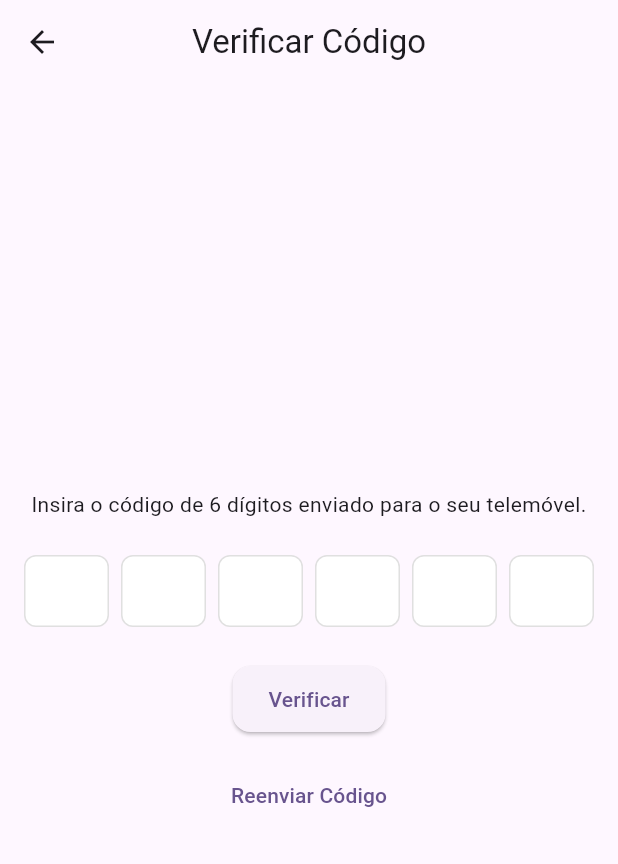
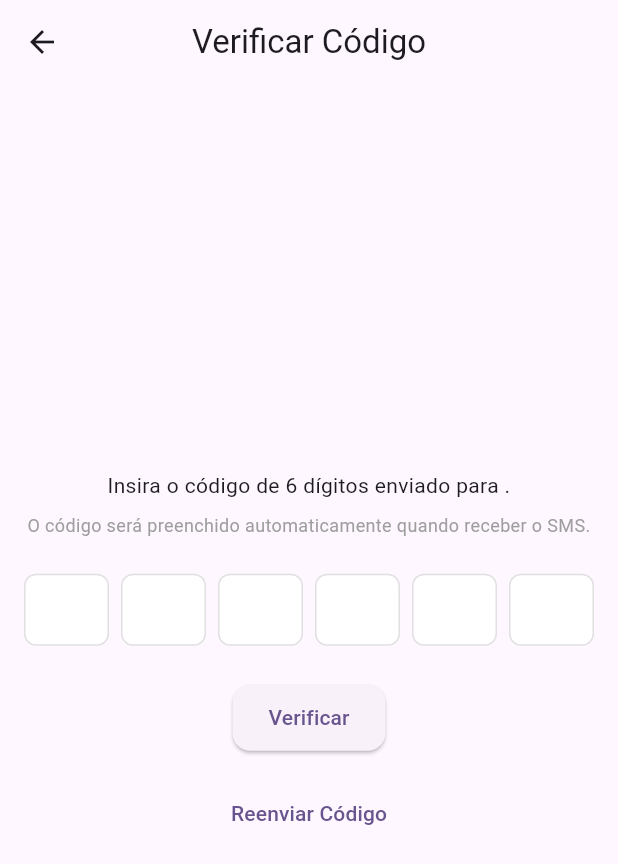
Before and after one commit to barnir/wishlist, a Flutter app: the OTPScreen screen opened directly with empty values, after a tap on "Verificar", on a phone screen of 412 x 824 dp. Shown: the top 864 px of the screen. Run offline on Flutter 3.47's test engine with Material 3 defaults, Android fonts, the phone set to English and light mode, and no system bars; drawn by our look-alikes of sms_autofill; our stand-ins replace cached_network_image, flutter_cache_manager, flutter_contacts, flutter_dotenv, google_sign_in, image_picker and 5 more; missing offline and left inert: flutter_sharing_intent; accounts and stored records are empty; statements that could not run were skipped.

Commit message:
feat: Update phone number verification flow with improved UI and SMS permission handling

```diff
--- a/lib/main.dart
+++ b/lib/main.dart
@@ -111,7 +111,6 @@ class _MyAppState extends State<MyApp> {
       darkTheme: darkAppTheme,
       themeMode: ThemeMode.system, // Adapta-se ao tema do sistema
       routes: {
-        '/': (_) => const HomeScreen(),
         '/login': (_) => const LoginScreen(),
         '/register': (_) => const RegisterScreen(),
         '/profile': (_) => const ProfileScreen(),
--- a/lib/screens/otp_screen.dart
+++ b/lib/screens/otp_screen.dart
@@ -1,5 +1,7 @@
 import 'package:flutter/material.dart';
+import 'package:flutter/services.dart';
 import 'package:sms_autofill/sms_autofill.dart';
+import 'package:permission_handler/permission_handler.dart';
 import 'package:wishlist_app/services/auth_service.dart';
 
 class OTPScreen extends StatefulWidget {
@@ -19,12 +21,41 @@ class _OTPScreenState extends State<OTPScreen> {
   @override
   void initState() {
     super.initState();
-    _listenForCode();
+    _initSmsListener();
   }
 
-  void _listenForCode() async {
+  void _initSmsListener() async {
     try {
+      // Request SMS permissions
+      final smsPermission = await Permission.sms.status;
+      debugPrint('SMS Permission status: $smsPermission');
+
+      if (smsPermission != PermissionStatus.granted) {
+        final result = await Permission.sms.request();
+        debugPrint('SMS Permission request result: $result');
+
+        if (result != PermissionStatus.granted) {
+          debugPrint('SMS permission denied, auto-fill may not work');
+          // Show user message about manual entry
+          if (mounted) {
+            ScaffoldMessenger.of(context).showSnackBar(
+              const SnackBar(
+                content: Text('Permissão de SMS negada. Terá de inserir o código manualmente.'),
+              ),
+            );
+          }
+          return;
+        }
+      }
+
+      // Get app signature first
+      final signature = await SmsAutoFill().getAppSignature;
+      debugPrint('App signature: $signature');
+
+      // Start listening for SMS
       await SmsAutoFill().listenForCode();
+
+      debugPrint('SMS AutoFill listener started successfully');
     } catch (e) {
       // Handle any errors with SMS auto-fill
       debugPrint('Error setting up SMS auto-fill: $e');
@@ -53,7 +84,7 @@ class _OTPScreenState extends State<OTPScreen> {
       if (response.user != null) {
         if (mounted) {
           // Navigate to home screen and clear the navigation stack
-          navigator.pushNamedAndRemoveUntil('/', (route) => false);
+          navigator.pushNamedAndRemoveUntil('/wishlists', (route) => false);
         }
       }
     } on Exception catch (e) {
@@ -80,24 +111,41 @@ class _OTPScreenState extends State<OTPScreen> {
         child: Column(
           mainAxisAlignment: MainAxisAlignment.center,
           children: [
+            Text(
+              'Insira o código de 6 dígitos enviado para ${widget.phoneNumber}.',
+              textAlign: TextAlign.center,
+            ),
+            const SizedBox(height: 8),
             const Text(
-              'Insira o código de 6 dígitos enviado para o seu telemóvel.',
+              'O código será preenchido automaticamente quando receber o SMS.',
               textAlign: TextAlign.center,
+              style: TextStyle(
+                fontSize: 12,
+                color: Colors.grey,
+              ),
             ),
             const SizedBox(height: 24),
             PinFieldAutoFill(
               currentCode: _otpCode,
               codeLength: 6,
+              autoFocus: true,
+              cursor: Cursor(
+                width: 2,
+                height: 20,
+                color: Colors.blue,
+                enabled: true,
+              ),
               onCodeSubmitted: (code) {
-                // This is called when the user submits the code manually
+                debugPrint('Code submitted manually: $code');
                 _submitOTP(code);
               },
               onCodeChanged: (code) {
+                debugPrint('Code changed: $code');
                 setState(() {
                   _otpCode = code ?? '';
                 });
                 if (code != null && code.length == 6) {
-                  // Automatically submit when the code is filled
+                  debugPrint('Auto-submitting code: $code');
                   _submitOTP(code);
                 }
               },
```
Also changed, not shown: lib/screens/add_phone_screen.dart (+121 -8 lines), .claude/settings.local.json, 1 other file.
